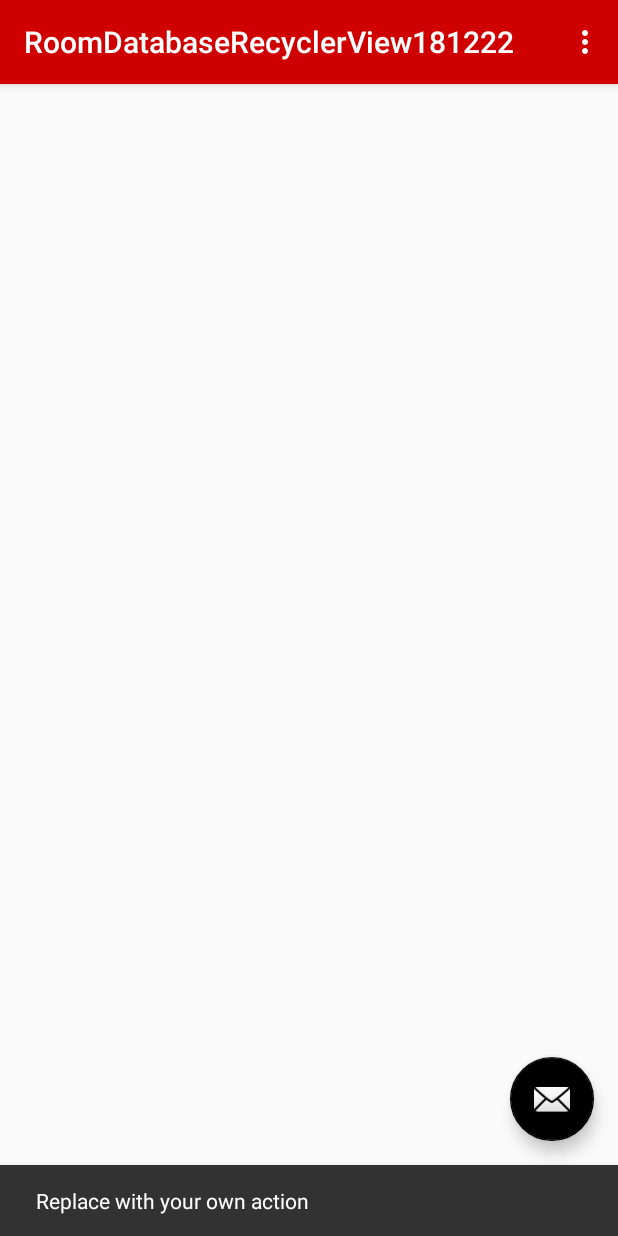
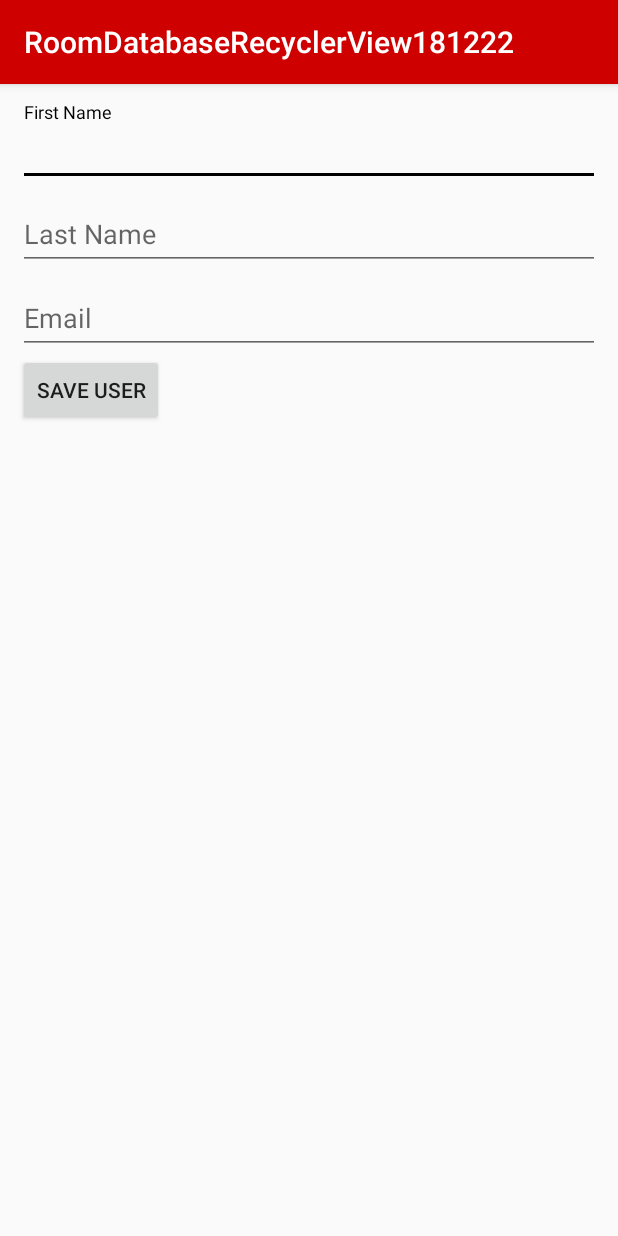
Before and after one commit to foureverhh/RoomDatabaseRecyclerView181222, an Android app: the screen it shows after launch (MainActivity before the commit, CreateUser after it), after a tap on an icon or button, on a phone screen of 412 x 824 dp. Run offline under Robolectric (Android 15) with nearby library versions, the phone set to English and light mode, and no system bars.

Commit message:
Added all UI elements.

```diff
--- a/app/src/main/AndroidManifest.xml
+++ b/app/src/main/AndroidManifest.xml
@@ -19,6 +19,7 @@
                 <category android:name="android.intent.category.LAUNCHER" />
             </intent-filter>
         </activity>
+        <activity android:name=".CreateUser"/>
     </application>
 
 </manifest>
--- /dev/null
+++ b/app/src/main/java/com/nackademin/foureverhh/roomdatabaserecyclerview181222/CreateUser.java
@@ -0,0 +1,37 @@
+package com.nackademin.foureverhh.roomdatabaserecyclerview181222;
+
+import android.os.Bundle;
+import android.support.annotation.Nullable;
+import android.support.v7.app.AppCompatActivity;
+import android.util.Log;
+import android.view.View;
+import android.widget.Button;
+import android.widget.EditText;
+
+public class CreateUser extends AppCompatActivity {
+    private static final String TAG = "CreateUser";
+    EditText firstName;
+    EditText lastName;
+    EditText email;
+    Button button;
+
+    @Override
+    protected void onCreate(@Nullable Bundle savedInstanceState){
+        super.onCreate(savedInstanceState);
+        setContentView(R.layout.create_user);
+
+        firstName = findViewById(R.id.first_name);
+        lastName = findViewById(R.id.last_name);
+        email = findViewById(R.id.email);
+        button = findViewById(R.id.button);
+        button.setOnClickListener(new View.OnClickListener() {
+            @Override
+            public void onClick(View v) {
+                 //Save to the database
+                 Log.d(TAG,"OnClick:first name: "+firstName.getText().toString());
+            }
+        });
+
+    }
+
+}
--- a/app/src/main/java/com/nackademin/foureverhh/roomdatabaserecyclerview181222/MainActivity.java
+++ b/app/src/main/java/com/nackademin/foureverhh/roomdatabaserecyclerview181222/MainActivity.java
@@ -1,52 +1,34 @@
 package com.nackademin.foureverhh.roomdatabaserecyclerview181222;
 
+import android.content.Intent;
 import android.os.Bundle;
 import android.support.design.widget.FloatingActionButton;
 import android.support.design.widget.Snackbar;
 import android.support.v7.app.AppCompatActivity;
 import android.support.v7.widget.Toolbar;
+import android.util.Log;
 import android.view.View;
 import android.view.Menu;
 import android.view.MenuItem;
 
 public class MainActivity extends AppCompatActivity {
 
+    private static final String TAG = "MainActivity";
+    FloatingActionButton fab;
     @Override
     protected void onCreate(Bundle savedInstanceState) {
         super.onCreate(savedInstanceState);
         setContentView(R.layout.activity_main);
         Toolbar toolbar = (Toolbar) findViewById(R.id.toolbar);
         setSupportActionBar(toolbar);
+        fab = findViewById(R.id.fab);
 
-        FloatingActionButton fab = (FloatingActionButton) findViewById(R.id.fab);
         fab.setOnClickListener(new View.OnClickListener() {
             @Override
-            public void onClick(View view) {
-                Snackbar.make(view, "Replace with your own action", Snackbar.LENGTH_LONG)
-                        .setAction("Action", null).show();
+            public void onClick(View v) {
+                Intent toCreateUser = new Intent(MainActivity.this,CreateUser.class);
+                startActivity(toCreateUser);
             }
         });
     }
-
-    @Override
-    public boolean onCreateOptionsMenu(Menu menu) {
-        // Inflate the menu; this adds items to the action bar if it is present.
-        getMenuInflater().inflate(R.menu.menu_main, menu);
-        return true;
-    }
-
-    @Override
-    public boolean onOptionsItemSelected(MenuItem item) {
-        // Handle action bar item clicks here. The action bar will
-        // automatically handle clicks on the Home/Up button, so long
-        // as you specify a parent activity in AndroidManifest.xml.
-        int id = item.getItemId();
-
-        //noinspection SimplifiableIfStatement
-        if (id == R.id.action_settings) {
-            return true;
-        }
-
-        return super.onOptionsItemSelected(item);
-    }
 }
--- a/app/src/main/res/layout/content_main.xml
+++ b/app/src/main/res/layout/content_main.xml
@@ -14,7 +14,7 @@
         android:layout_height="0dp"
         app:layout_constraintBottom_toBottomOf="parent"
         app:layout_constraintLeft_toLeftOf="parent"
-        app:layout_constrainedRight_toRightOf="parent"
-        app:layout_constrainedTop_toTopOf="parent"
+        app:layout_constraintRight_toRightOf="parent"
+        app:layout_constraintTop_toTopOf="parent"
         />
 </android.support.constraint.ConstraintLayout>
--- /dev/null
+++ b/app/src/main/res/layout/create_user.xml
@@ -0,0 +1,44 @@
+<?xml version="1.0" encoding="utf-8"?>
+<LinearLayout xmlns:android="http://schemas.android.com/apk/res/android"
+    android:orientation="vertical"
+    android:layout_width="match_parent"
+    android:layout_height="wrap_content"
+    android:padding="12dp">
+
+    <android.support.design.widget.TextInputLayout
+        android:layout_width="match_parent"
+        android:layout_height="wrap_content">
+        <android.support.design.widget.TextInputEditText
+            android:id="@+id/first_name"
+            android:layout_width = "match_parent"
+            android:layout_height = "wrap_content"
+            android:hint="@string/first_name_editText"/>
+
+
+    </android.support.design.widget.TextInputLayout>
+    <android.support.design.widget.TextInputLayout
+        android:layout_width="match_parent"
+        android:layout_height="wrap_content">
+        <android.support.design.widget.TextInputEditText
+            android:id="@+id/last_name"
+            android:layout_width = "match_parent"
+            android:layout_height = "wrap_content"
+            android:hint="@string/last_name_editText"/>
+    </android.support.design.widget.TextInputLayout>
+    <android.support.design.widget.TextInputLayout
+        android:layout_width="match_parent"
+        android:layout_height="wrap_content">
+        <android.support.design.widget.TextInputEditText
+            android:id="@+id/email"
+            android:layout_width = "match_parent"
+            android:layout_height = "wrap_content"
+            android:hint="@string/email_editText"/>
+    </android.support.design.widget.TextInputLayout>
+    <Button
+        android:layout_width="wrap_content"
+        android:layout_height="wrap_content"
+        android:id="@+id/button"
+        android:text="@string/save_user" />
+
+
+</LinearLayout>
--- a/app/src/main/res/values/strings.xml
+++ b/app/src/main/res/values/strings.xml
@@ -1,4 +1,9 @@
 <resources>
     <string name="app_name">RoomDatabaseRecyclerView181222</string>
     <string name="action_settings">Settings</string>
+    <string name="add_user">Add User:</string>
+    <string name="first_name_editText">First Name</string>
+    <string name="last_name_editText">Last Name</string>
+    <string name="email_editText">Email</string>
+    <string name="save_user">Save User</string>
 </resources>
```
